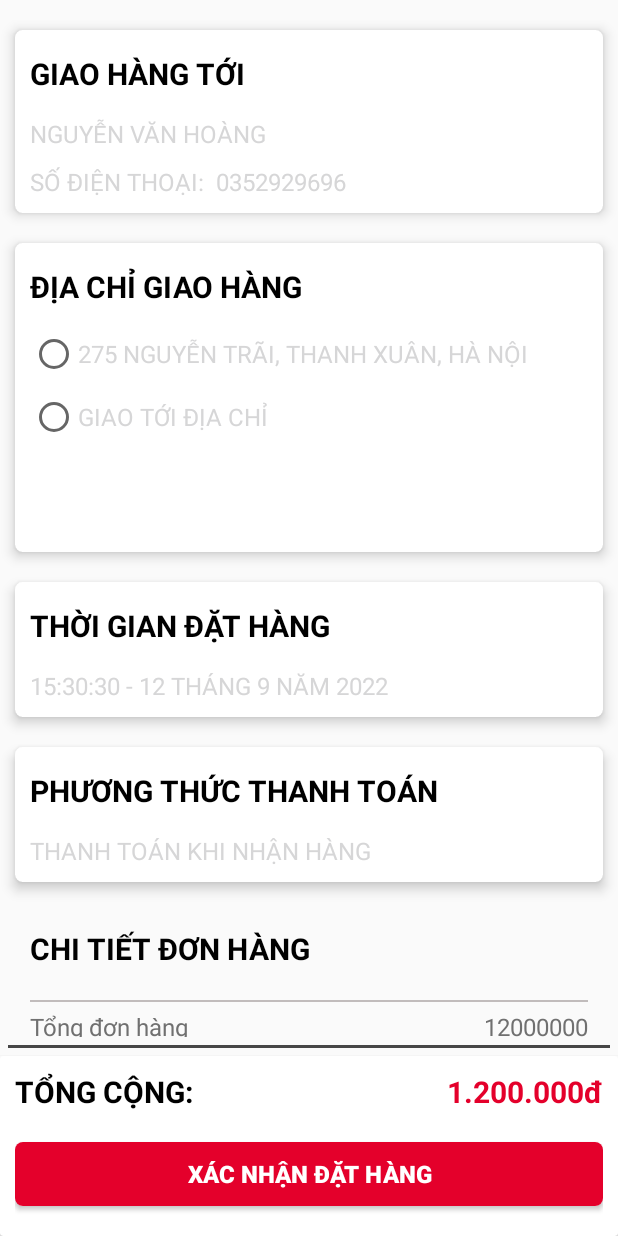
After one commit to qhung98/FoodOrderingApp, an Android app: the layout activity_order.xml on its own in the app's theme, with its tools: preview values and no code run, on a phone screen of 412 x 824 dp. The commit adds this screen. Run offline under Robolectric (Android 15) with nearby library versions, the phone set to English and light mode, and no system bars.

Commit message:
Add order

```diff
--- a/app/src/main/java/com/example/foodorderingapp/FoodActivity.java
+++ b/app/src/main/java/com/example/foodorderingapp/FoodActivity.java
@@ -25,7 +25,7 @@ public class FoodActivity extends AppCompatActivity {
     public static CounterFab fab;
     private FoodAdapter foodAdapter;
 
-    DatabaseReference dbRef = FirebaseDatabase.getInstance().getReference("Restaurants").child("01").child("detail").child("Foods");
+    DatabaseReference dbRef = FirebaseDatabase.getInstance().getReference("Food");
     CartDatabaseHelper db;
     String menuId = "";
 
@@ -37,6 +37,10 @@ public class FoodActivity extends AppCompatActivity {
     protected void onCreate(Bundle savedInstanceState) {
         super.onCreate(savedInstanceState);
         setContentView(R.layout.activity_food);
+
+        if (getIntent().getBooleanExtra("EXIT", false)) {
+            finish();
+        }
 
         SharedPreferences pref = getSharedPreferences("Activity", MODE_PRIVATE);
         SharedPreferences.Editor editor = pref.edit();
--- a/app/src/main/java/com/example/foodorderingapp/FoodDetailsActivity.java
+++ b/app/src/main/java/com/example/foodorderingapp/FoodDetailsActivity.java
@@ -28,7 +28,7 @@ public class FoodDetailsActivity extends AppCompatActivity {
 
     Button btnDetailOrder;
 
-    DatabaseReference dbRef = FirebaseDatabase.getInstance().getReference("Restaurants").child("01").child("detail").child("Foods");
+    DatabaseReference dbRef = FirebaseDatabase.getInstance().getReference("Food");
     CartDatabaseHelper db;
 
     String foodId = "";
--- a/app/src/main/java/com/example/foodorderingapp/HomeActivity.java
+++ b/app/src/main/java/com/example/foodorderingapp/HomeActivity.java
@@ -35,7 +35,7 @@ public class HomeActivity extends AppCompatActivity  implements NavigationView.O
     RecyclerView listMenu;
 
     MenuAdapter menuAdapter;
-    DatabaseReference dbRef = FirebaseDatabase.getInstance().getReference("Restaurants").child("01").child("detail").child("Category");
+    DatabaseReference dbRef = FirebaseDatabase.getInstance().getReference("Menu");
     CartDatabaseHelper db;
 
     public static void updateFabCart(int count){
--- a/app/src/main/res/layout/activity_cart.xml
+++ b/app/src/main/res/layout/activity_cart.xml
@@ -21,7 +21,7 @@
         android:layout_height="2dp"
         android:layout_width="match_parent"
         android:layout_above="@id/summary"
-        android:background="@color/black"
+        android:background="#B7000000"
         android:layout_margin="5dp"/>
 
     <androidx.cardview.widget.CardView
@@ -49,7 +49,7 @@
                     android:textStyle="bold" />
 
                 <TextView
-                    android:id="@+id/tvSum"
+                    android:id="@+id/tvCartSum"
                     android:layout_alignParentEnd="true"
                     android:text="1.200.000đ"
                     android:textColor="@color/colorPrimary"
--- /dev/null
+++ b/app/src/main/res/layout/activity_order.xml
@@ -0,0 +1,324 @@
+<?xml version="1.0" encoding="utf-8"?>
+<RelativeLayout xmlns:android="http://schemas.android.com/apk/res/android"
+    xmlns:app="http://schemas.android.com/apk/res-auto"
+    xmlns:tools="http://schemas.android.com/tools"
+    android:layout_width="match_parent"
+    android:layout_height="match_parent"
+    tools:context=".OrderActivity">
+
+    <androidx.core.widget.NestedScrollView
+        android:layout_width="match_parent"
+        android:layout_height="match_parent"
+        android:layout_above="@id/split">
+
+        <LinearLayout
+            android:layout_width="match_parent"
+            android:layout_height="match_parent"
+            android:orientation="vertical">
+
+            <androidx.cardview.widget.CardView
+                android:layout_width="match_parent"
+                android:layout_height="wrap_content"
+                android:layout_marginLeft="10dp"
+                android:layout_marginRight="10dp"
+                android:layout_marginTop="20dp"
+                app:cardCornerRadius="5dp"
+                app:cardElevation="5dp">
+
+                <LinearLayout
+                    android:layout_width="match_parent"
+                    android:layout_height="wrap_content"
+                    android:orientation="vertical"
+                    android:padding="10dp">
+
+                    <TextView
+                        android:layout_marginTop="5dp"
+                        style="@style/TextViewMedium"
+                        android:textStyle="bold"
+                        android:text="GIAO HÀNG TỚI"/>
+
+                    <TextView
+                        android:id="@+id/tvOrderUserName"
+                        android:layout_marginTop="15dp"
+                        style="@style/TextViewDefault"
+                        android:textSize="@dimen/text_size_default"
+                        android:textColor="@color/grey"
+                        android:text="NGUYỄN VĂN HOÀNG" />
+
+                    <LinearLayout
+                        android:layout_width="match_parent"
+                        android:layout_height="wrap_content"
+                        android:layout_marginTop="10dp"
+                        android:orientation="horizontal">
+
+                        <TextView
+                            style="@style/TextViewDefault"
+                            android:layout_width="0dp"
+                            android:layout_weight="1"
+                            android:textColor="@color/grey"
+                            android:text="SỐ ĐIỆN THOẠI:"/>
+
+                        <TextView
+                            android:id="@+id/tvOrderPhone"
+                            style="@style/TextViewDefault"
+                            android:layout_width="0dp"
+                            android:layout_weight="2"
+                            android:textColor="@color/grey"
+                            android:text="0352929696"/>
+
+                    </LinearLayout>
+                </LinearLayout>
+            </androidx.cardview.widget.CardView>
+
+
+            <androidx.cardview.widget.CardView
+                android:layout_width="match_parent"
+                android:layout_height="wrap_content"
+                android:layout_marginLeft="10dp"
+                android:layout_marginRight="10dp"
+                android:layout_marginTop="20dp"
+                app:cardCornerRadius="5dp"
+                app:cardElevation="5dp">
+
+                <LinearLayout
+                    android:layout_width="match_parent"
+                    android:layout_height="wrap_content"
+                    android:orientation="vertical"
+                    android:padding="10dp">
+
+                    <TextView
+                        android:layout_marginTop="5dp"
+                        style="@style/TextViewMedium"
+                        android:textStyle="bold"
+                        android:text="ĐỊA CHỈ GIAO HÀNG"/>
+
+                    <RadioButton
+                        android:id="@+id/rdHomeAddress"
+                        android:layout_width="wrap_content"
+                        android:layout_height="wrap_content"
+                        android:layout_marginTop="15dp"
+                        android:textSize="@dimen/text_size_default"
+                        android:textColor="@color/grey"
+                        android:textAllCaps="true"
+                        android:text="275 NGUYỄN TRÃI, THANH XUÂN, HÀ NỘI"/>
+
+                    <LinearLayout
+                        android:layout_width="match_parent"
+                        android:layout_height="wrap_content"
+                        android:layout_marginTop="10dp"
+                        android:orientation="horizontal">
+
+                        <RadioButton
+                            android:id="@+id/rdNewAddress"
+                            android:layout_width="0dp"
+                            android:layout_height="wrap_content"
+                            android:layout_weight="9"
+                            android:textSize="@dimen/text_size_default"
+                            android:textColor="@color/grey"
+                            android:textAllCaps="true"
+                            android:text="GIAO TỚI ĐỊA CHỈ"/>
+
+                        <ImageView
+                            android:id="@+id/ivEditAddress"
+                            android:layout_width="0dp"
+                            android:layout_height="wrap_content"
+                            android:layout_weight="1"
+                            android:layout_marginLeft="5dp"
+                            android:layout_marginRight="5dp"
+                            app:srcCompat="@drawable/ic_edit"
+                            android:visibility="invisible"/>
+
+                    </LinearLayout>
+
+                </LinearLayout>
+            </androidx.cardview.widget.CardView>
+
+
+            <androidx.cardview.widget.CardView
+                android:layout_width="match_parent"
+                android:layout_height="wrap_content"
+                android:layout_marginLeft="10dp"
+                android:layout_marginRight="10dp"
+                android:layout_marginTop="20dp"
+                app:cardCornerRadius="5dp"
+                app:cardElevation="5dp">
+
+                <LinearLayout
+                    android:layout_width="match_parent"
+                    android:layout_height="wrap_content"
+                    android:orientation="vertical"
+                    android:padding="10dp">
+
+                    <TextView
+                        android:layout_marginTop="5dp"
+                        style="@style/TextViewMedium"
+                        android:textStyle="bold"
+                        android:text="THỜI GIAN ĐẶT HÀNG"/>
+
+                    <TextView
+                        android:id="@+id/tvOrderTime"
+                        android:layout_marginTop="15dp"
+                        style="@style/TextViewDefault"
+                        android:textColor="@color/grey"
+                        android:textAllCaps="true"
+                        android:text="15:30:30 - 12 THÁNG 9 NĂM 2022" />
+
+                </LinearLayout>
+            </androidx.cardview.widget.CardView>
+
+            <androidx.cardview.widget.CardView
+                android:layout_width="match_parent"
+                android:layout_height="wrap_content"
+                android:layout_marginLeft="10dp"
+                android:layout_marginRight="10dp"
+                android:layout_marginTop="20dp"
+                app:cardCornerRadius="5dp"
+                app:cardElevation="5dp">
+
+                <LinearLayout
+                    android:layout_width="match_parent"
+                    android:layout_height="wrap_content"
+                    android:orientation="vertical"
+                    android:padding="10dp">
+
+                    <TextView
+                        android:layout_marginTop="5dp"
+                        style="@style/TextViewMedium"
+                        android:textStyle="bold"
+                        android:text="PHƯƠNG THỨC THANH TOÁN"/>
+
+                    <TextView
+                        android:layout_marginTop="15dp"
+                        style="@style/TextViewDefault"
+                        android:textColor="@color/grey"
+                        android:text="THANH TOÁN KHI NHẬN HÀNG" />
+
+                </LinearLayout>
+            </androidx.cardview.widget.CardView>
+
+
+            <LinearLayout
+                android:layout_width="match_parent"
+                android:layout_height="wrap_content"
+                android:layout_marginLeft="10dp"
+                android:layout_marginRight="10dp"
+                android:layout_marginTop="15dp"
+                android:padding="10dp"
+                android:orientation="vertical">
+
+                <TextView
+                    android:layout_marginTop="5dp"
+                    style="@style/TextViewMedium"
+                    android:textStyle="bold"
+                    android:text="CHI TIẾT ĐƠN HÀNG"/>
+
+                <androidx.recyclerview.widget.RecyclerView
+                    android:id="@+id/listOrder"
+                    android:layout_width="match_parent"
+                    android:layout_height="match_parent"
+                    android:layout_marginTop="15dp"/>
+
+                <View
+                    android:layout_width="match_parent"
+                    android:layout_height="1dp"
+                    android:layout_marginTop="5dp"
+                    android:layout_marginBottom="5dp"
+                    android:background="#FBC1BBBB"/>
+
+                <LinearLayout
+                    android:layout_width="match_parent"
+                    android:layout_height="wrap_content"
+                    android:orientation="vertical">
+
+                    <RelativeLayout
+                        android:layout_width="match_parent"
+                        android:layout_height="wrap_content">
+                        <TextView
+                            style="@style/TextViewDefault"
+                            android:layout_alignParentStart="true"
+                            android:textColor="#ff707070"
+                            android:text="Tổng đơn hàng"/>
+
+                        <TextView
+                            android:id="@+id/tvOrderCartSum"
+                            style="@style/TextViewDefault"
+                            android:layout_alignParentEnd="true"
+                            android:textColor="#ff707070"
+                            android:text="12000000"/>
+                    </RelativeLayout>
+
+                    <RelativeLayout
+                        android:layout_width="match_parent"
+                        android:layout_height="wrap_content"
+                        android:layout_marginTop="10dp">
+                        <TextView
+                            style="@style/TextViewDefault"
+                            android:layout_alignParentStart="true"
+                            android:textColor="#ff707070"
+                            android:text="Phí ship"/>
+
+                        <TextView
+                            style="@style/TextViewDefault"
+                            android:layout_alignParentEnd="true"
+                            android:textColor="#ff707070"
+                            android:text="10,000đ"/>
+                    </RelativeLayout>
+                </LinearLayout>
+            </LinearLayout>
+
+        </LinearLayout>
+    </androidx.core.widget.NestedScrollView>
+
+    <View
+        android:id="@+id/split"
+        android:layout_height="2dp"
+        android:layout_width="match_parent"
+        android:layout_above="@id/confirmOrder"
+        android:background="#B7000000"
+        android:layout_margin="5dp"/>
+
+    <androidx.cardview.widget.CardView
+        android:id="@+id/confirmOrder"
+        android:layout_width="match_parent"
+        android:layout_height="120dp"
+        android:layout_alignParentBottom="true">
+
+        <RelativeLayout
+            android:layout_width="match_parent"
+            android:layout_height="match_parent"
+            android:layout_margin="10dp">
+
+            <RelativeLayout
+                android:id="@+id/total_layout"
+                android:layout_width="match_parent"
+                android:layout_height="wrap_content">
+
+                <TextView
+                    style="@style/TextViewMedium"
+                    android:layout_alignParentStart="true"
+                    android:layout_centerInParent="true"
+                    android:layout_centerHorizontal="true"
+                    android:text="TỔNG CỘNG: "
+                    android:textStyle="bold" />
+
+                <TextView
+                    android:id="@+id/tvOrderSum"
+                    android:layout_alignParentEnd="true"
+                    android:text="1.200.000đ"
+                    android:textColor="@color/colorPrimary"
+                    style="@style/TextViewMedium"
+                    android:textStyle="bold"/>
+            </RelativeLayout>
+
+            <Button
+                android:id="@+id/btnConfirmOrder"
+                style="@style/ButtonRed"
+                android:layout_width="match_parent"
+                android:layout_marginTop="20dp"
+                android:layout_marginBottom="10dp"
+                android:layout_below="@id/total_layout"
+                android:text="Xác nhận đặt hàng" />
+        </RelativeLayout>
+    </androidx.cardview.widget.CardView>
+
+</RelativeLayout>
--- a/app/src/main/res/layout/activity_profile.xml
+++ b/app/src/main/res/layout/activity_profile.xml
@@ -40,7 +40,7 @@
             android:layout_below="@+id/imgUser"
             android:layout_centerHorizontal="true"
             android:layout_marginTop="15sp"
-            android:text="Nguyen Quang Hung"
+            android:text="NGUYỄN VĂN HOÀNG"
             android:textColor="@color/white" />
 
     </RelativeLayout>
--- a/app/src/main/res/layout/activity_register.xml
+++ b/app/src/main/res/layout/activity_register.xml
@@ -49,13 +49,13 @@
                 style="@style/EditText"
                 android:drawableLeft="@drawable/ic_phone"
                 android:hint="Số điện thoại"
-                android:inputType="textPhonetic" />
+                android:inputType="phone" />
 
             <com.rengwuxian.materialedittext.MaterialEditText
                 android:id="@+id/edRegisterPassword"
                 style="@style/EditText"
                 android:layout_marginTop="20dp"
-                android:drawableLeft="@drawable/ic_lock"
+                android:drawableLeft="@drawable/ic_lock_open"
                 android:hint="Mật khẩu"
                 android:inputType="textPassword" />
 
```
Also changed, not shown: app/src/main/java/com/example/foodorderingapp/CartActivity.java (+6 -7 lines), app/src/main/java/com/example/foodorderingapp/CartDatabaseHelper.java (+6 -1 lines), app/src/main/java/com/example/foodorderingapp/OrderActivity.java (added, +178 -0 lines), app/src/main/res/layout/item_order.xml (added, +33 -0 lines).
